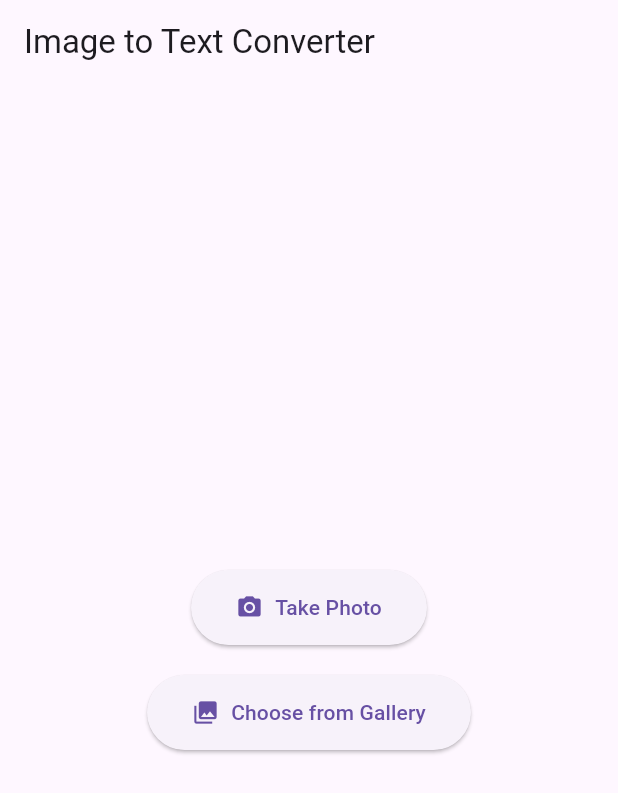
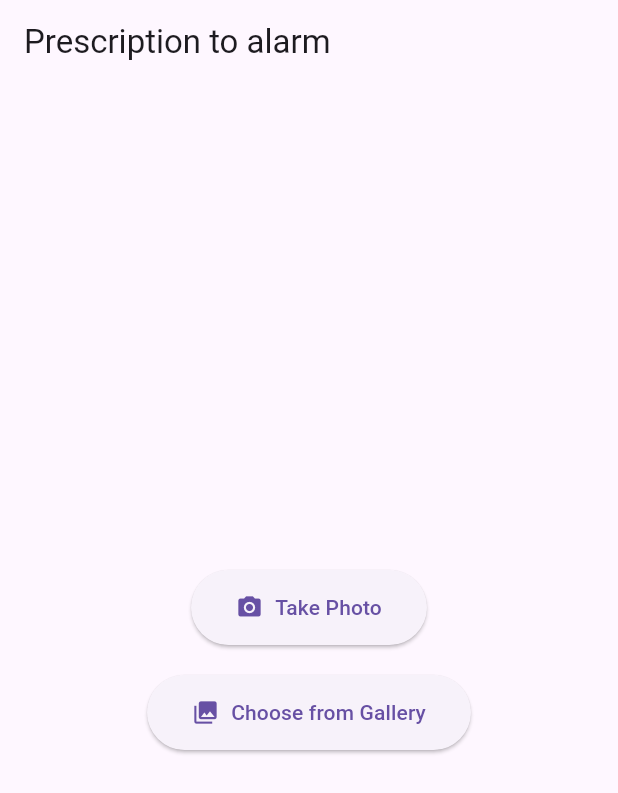
Before and after one commit to NaeemSarker02/prescription_to_alarm_clock, a Flutter app: the HomePage screen opened directly, on a phone screen of 412 x 824 dp. Shown: the top 793 px of the screen. Run offline on Flutter 3.47's test engine with Material 3 defaults, Android fonts, the phone set to English and light mode, and no system bars; our stand-ins replace image_picker, permission_handler; missing offline and left inert: google_mlkit_text_recognition, prescription_to_alarm; statements that could not run were skipped.

Commit message:
first commit

```diff
--- a/lib/pages/home_page.dart
+++ b/lib/pages/home_page.dart
@@ -50,7 +50,7 @@ class HomePage extends StatelessWidget {
   Widget build(BuildContext context) {
     return Scaffold(
       appBar: AppBar(
-        title: const Text('Image to Text Converter'),
+        title: const Text('Prescription to alarm'),
       ),
       body: Center(
         child: Column(
--- a/pubspec.yaml
+++ b/pubspec.yaml
@@ -1,5 +1,5 @@
-name: prescription_to_alarm
-description: "A new Flutter project."
+name: health_minder
+description: "prescription to alarm"
 publish_to: 'none'
 
 version: 1.0.0+1
```
Also changed, not shown: 1 other file.
